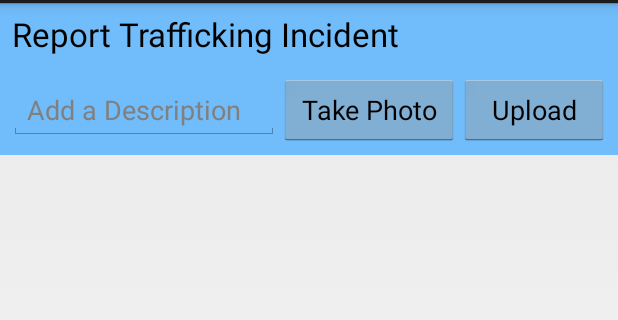
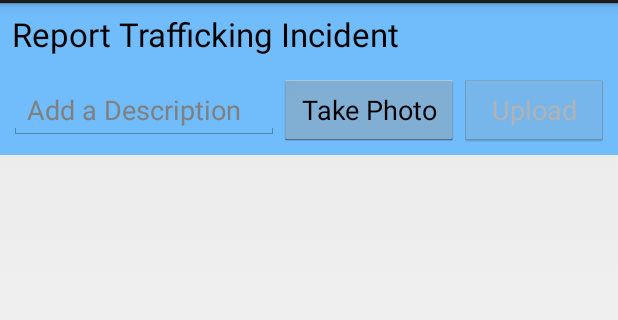
Before and after one commit to dray92/devpact, an Android app: the screen it shows after launch (ToDoActivity), on a phone screen of 412 x 824 dp, the part 69-389 px from its top. Run offline under Robolectric (Android 15) with nearby library versions, the phone set to English and light mode, and no system bars; libraries missing offline, so code that uses them is left out: com.microsoft.azure, com.microsoft.windowsazure; 2 statements that could not run were skipped.

Commit message:
stylistic improvements

```diff
--- a/app/build.gradle
+++ b/app/build.gradle
@@ -1,9 +1,9 @@
 apply plugin: 'com.android.application'
 
 android {
-    compileSdkVersion 16
+    compileSdkVersion 23
     buildToolsVersion "19.1.0"
-
+    useLibrary 'org.apache.http.legacy'
     defaultConfig {
         applicationId "com.example.devpactapp"
         minSdkVersion 15
@@ -11,6 +11,7 @@ android {
         versionCode 1
         versionName "1.0"
     }
+
     buildTypes {
         release {
             minifyEnabled false
--- a/app/src/main/AndroidManifest.xml
+++ b/app/src/main/AndroidManifest.xml
@@ -20,7 +20,7 @@
     <uses-permission android:name="android.permission.READ_PHONE_STATE"/>
 
     <!--to access location data-->
-    <uses-permission android:name="android.permission.ACCESS_COARSE_LOCATION"/>
+    <uses-permission android:name="android.permission.ACCESS_FINE_LOCATION"/>
 
 
     <application
--- a/app/src/main/res/layout/activity_to_do.xml
+++ b/app/src/main/res/layout/activity_to_do.xml
@@ -56,7 +56,9 @@
              android:layout_width="100dip"
              android:layout_height="wrap_content"
              android:onClick="uploadPhoto"
-             android:text="@string/upload_button_text" />
+             android:text="@string/upload_button_text"
+             android:clickable="false"
+             android:enabled="false" />
 
     </LinearLayout>
 
--- a/app/src/main/res/values/strings.xml
+++ b/app/src/main/res/values/strings.xml
@@ -7,6 +7,7 @@
     <string name="menu_refresh">Refresh</string>
     <string name="checkbox_text">Item Text</string>
     <string name="preview_button_text">Take Photo</string>
+    <string name="reset_preview_button_text">Retake</string>
     <string name="upload_button_text">Upload</string>
 
 </resources>
--- a/build.gradle
+++ b/build.gradle
@@ -5,7 +5,7 @@ buildscript {
         jcenter()
     }
     dependencies {
-        classpath 'com.android.tools.build:gradle:1.0.0'
+        classpath 'com.android.tools.build:gradle:1.3.1'
 
         // NOTE: Do not place your application dependencies here; they belong
         // in the individual module build.gradle files
```
Also changed, not shown: app/src/main/java/com/example/devpact/ToDoActivity.java (+85 -2 lines), 64 other files.
